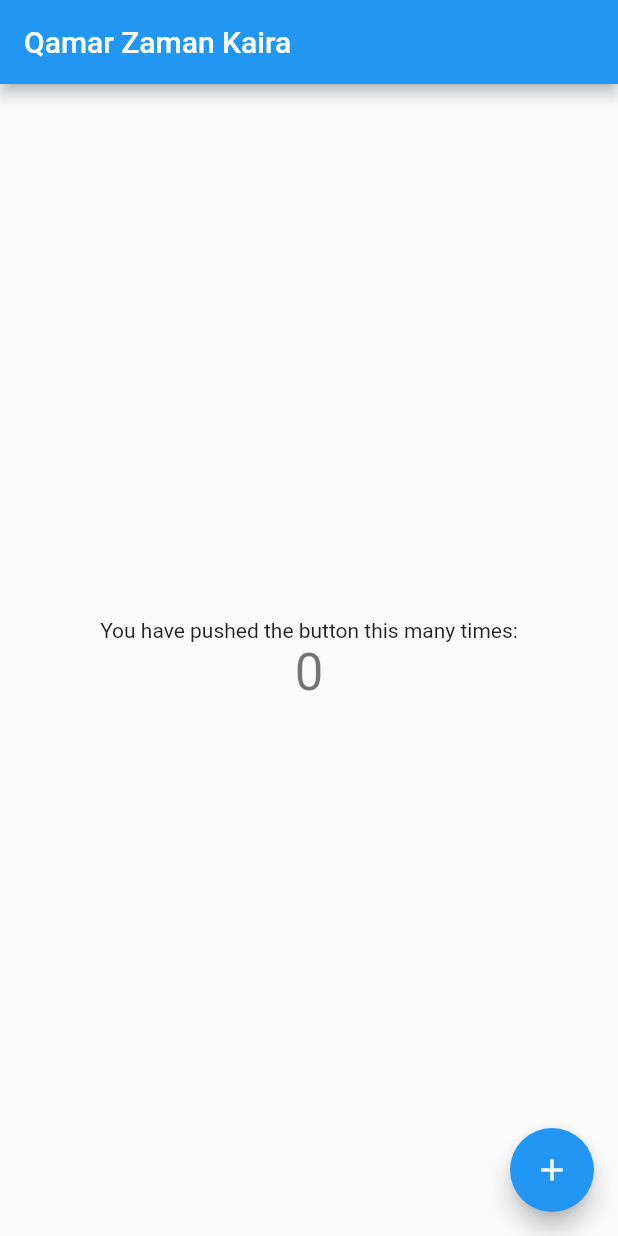
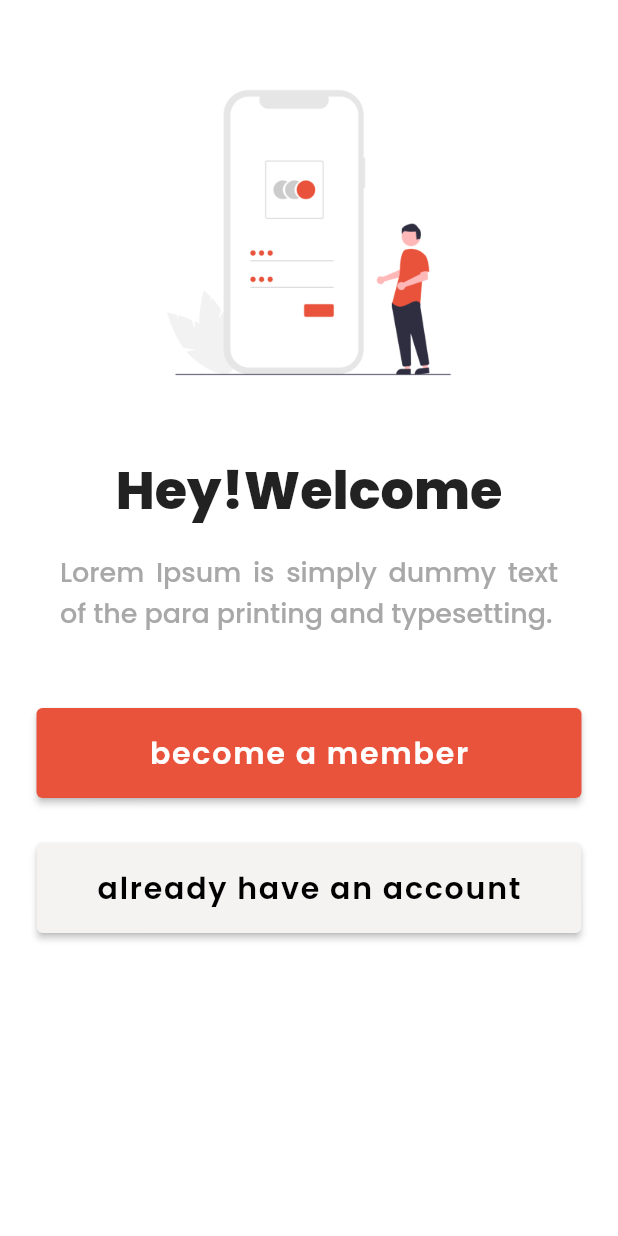
Before and after one commit to hadiarshad6767/politics, a Flutter app: the screen it shows after launch, on a phone screen of 412 x 824 dp. Run offline on Flutter 3.47's test engine with Material 2 defaults, Android fonts, the phone set to English and light mode, and no system bars; our stand-ins replace google_fonts.

```diff
--- a/lib/main.dart
+++ b/lib/main.dart
@@ -1,4 +1,5 @@
 import 'package:flutter/material.dart';
+import 'package:qamar_zaman_kaira/pages/splash.dart';
 
 void main() {
   runApp(const MyApp());
@@ -7,109 +8,16 @@ void main() {
 class MyApp extends StatelessWidget {
   const MyApp({Key? key}) : super(key: key);
 
-  // This widget is the root of your application.
   @override
   Widget build(BuildContext context) {
     return MaterialApp(
-      title: 'Qamar Zaman Kaira',
+      debugShowCheckedModeBanner: false,
+      title: 'Qamar Zaman Qaira',
       theme: ThemeData(
-        // This is the theme of your application.
-        //
-        // Try running your application with "flutter run". You'll see the
-        // application has a blue toolbar. Then, without quitting the app, try
-        // changing the primarySwatch below to Colors.green and then invoke
-        // "hot reload" (press "r" in the console where you ran "flutter run",
-        // or simply save your changes to "hot reload" in a Flutter IDE).
-        // Notice that the counter didn't reset back to zero; the application
-        // is not restarted.
-        primarySwatch: Colors.blue,
+        // ignore: use_full_hex_values_for_flutter_colors
+        primaryColor: const Color(0xFFFFbd4533),
       ),
-      home: const MyHomePage(title: 'Qamar Zaman Kaira'),
+      home: const SplashScreen(),
     );
   }
 }
-
-class MyHomePage extends StatefulWidget {
-  const MyHomePage({Key? key, required this.title}) : super(key: key);
-
-  // This widget is the home page of your application. It is stateful, meaning
-  // that it has a State object (defined below) that contains fields that affect
-  // how it looks.
-
-  // This class is the configuration for the state. It holds the values (in this
-  // case the title) provided by the parent (in this case the App widget) and
-  // used by the build method of the State. Fields in a Widget subclass are
-  // always marked "final".
-
-  final String title;
-
-  @override
-  State<MyHomePage> createState() => _MyHomePageState();
-}
-
-class _MyHomePageState extends State<MyHomePage> {
-  int _counter = 0;
-
-  void _incrementCounter() {
-    setState(() {
-      // This call to setState tells the Flutter framework that something has
-      // changed in this State, which causes it to rerun the build method below
-      // so that the display can reflect the updated values. If we changed
-      // _counter without calling setState(), then the build method would not be
-      // called again, and so nothing would appear to happen.
-      _counter++;
-    });
-  }
-
-  @override
-  Widget build(BuildContext context) {
-    // This method is rerun every time setState is called, for instance as done
-    // by the _incrementCounter method above.
-    //
-    // The Flutter framework has been optimized to make rerunning build methods
-    // fast, so that you can just rebuild anything that needs updating rather
-    // than having to individually change instances of widgets.
-    return Scaffold(
-      appBar: AppBar(
-        // Here we take the value from the MyHomePage object that was created by
-        // the App.build method, and use it to set our appbar title.
-        title: Text(widget.title),
-      ),
-      body: Center(
-        // Center is a layout widget. It takes a single child and positions it
-        // in the middle of the parent.
-        child: Column(
-          // Column is also a layout widget. It takes a list of children and
-          // arranges them vertically. By default, it sizes itself to fit its
-          // children horizontally, and tries to be as tall as its parent.
-          //
-          // Invoke "debug painting" (press "p" in the console, choose the
-          // "Toggle Debug Paint" action from the Flutter Inspector in Android
-          // Studio, or the "Toggle Debug Paint" command in Visual Studio Code)
-          // to see the wireframe for each widget.
-          //
-          // Column has various properties to control how it sizes itself and
-          // how it positions its children. Here we use mainAxisAlignment to
-          // center the children vertically; the main axis here is the vertical
-          // axis because Columns are vertical (the cross axis would be
-          // horizontal).
-          mainAxisAlignment: MainAxisAlignment.center,
-          children: <Widget>[
-            const Text(
-              'You have pushed the button this many times:',
-            ),
-            Text(
-              '$_counter',
-              style: Theme.of(context).textTheme.headline4,
-            ),
-          ],
-        ),
-      ),
-      floatingActionButton: FloatingActionButton(
-        onPressed: _incrementCounter,
-        tooltip: 'Increment',
-        child: const Icon(Icons.add),
-      ), // This trailing comma makes auto-formatting nicer for build methods.
-    );
-  }
-}
--- /dev/null
+++ b/lib/pages/member.dart
@@ -0,0 +1,119 @@
+// ignore_for_file: prefer_const_constructors, sort_child_properties_last
+
+import 'package:flutter/material.dart';
+import 'package:google_fonts/google_fonts.dart';
+import 'package:qamar_zaman_kaira/pages/Login.dart';
+import 'package:qamar_zaman_kaira/pages/signup.dart';
+
+class Member extends StatefulWidget {
+  const Member({Key? key}) : super(key: key);
+
+  @override
+  State<Member> createState() => _MemberState();
+}
+
+class _MemberState extends State<Member> {
+  final style = TextStyle(fontSize: 40, fontWeight: FontWeight.bold);
+  @override
+  Widget build(BuildContext context) {
+    return Container(
+      decoration: const BoxDecoration(
+          gradient: LinearGradient(
+              begin: Alignment.topLeft,
+              end: Alignment.bottomRight,
+              colors: [
+            Color.fromARGB(255, 255, 255, 255),
+            Color.fromARGB(255, 255, 255, 255)
+          ])),
+      child: Scaffold(
+        backgroundColor: Colors.transparent,
+        body: Center(
+          child: Column(
+    mainAxisAlignment: MainAxisAlignment.start,
+    children: [
+      SizedBox(
+        height: 30,
+      ),
+      Image.asset(
+        'assets/images/login_image.png',
+        height: 250,
+        width: 250,
+      ),
+      SizedBox(
+        height: 20,
+      ),
+      Text('Hey!Welcome',
+          style: GoogleFonts.poppins(
+            textStyle: style,
+            fontSize: 35,
+            fontWeight: FontWeight.w800,
+          )),
+      SizedBox(
+        height: 15,
+      ),
+      Padding(
+        padding: const EdgeInsets.fromLTRB(40, 0, 40, 0),
+        child: Text(
+          textAlign: TextAlign.justify,
+          'Lorem Ipsum is simply dummy text of the para printing and typesetting.',
+          style: GoogleFonts.poppins(
+            textStyle: style,
+            fontSize: 18,
+            color: Color.fromARGB(255, 168, 168, 168),
+            fontWeight: FontWeight.w500,
+          ),
+        ),
+      ),
+      SizedBox(
+        height: 50,
+      ),
+      ElevatedButton(
+          child: Text(
+            'become a member',
+            style: GoogleFonts.poppins(
+              textStyle: style,
+              fontSize: 20,
+              fontWeight: FontWeight.w600,
+              letterSpacing: 1.2,
+            ),
+          ),
+          onPressed: () {
+             Navigator.push(context, MaterialPageRoute(builder: (context) => SignUp(),));
+          },
+          style: ElevatedButton.styleFrom(
+            primary: Color(0xFFe9533c),
+            padding: EdgeInsets.symmetric(horizontal: 75, vertical: 15),
+          )),
+      SizedBox(
+        height: 30,
+      ),
+      ElevatedButton(
+          child: Text(
+            'already have an account',
+            style: GoogleFonts.poppins(
+              textStyle: style,
+              fontSize: 20,
+              fontWeight: FontWeight.w600,
+              letterSpacing: 1.2,
+              color: Colors.black,
+            ),
+          ),
+          onPressed: () {
+            Navigator.push(context, MaterialPageRoute(builder: (context) => Login(),));
+          },
+          style: ElevatedButton.styleFrom(
+            primary: Color.fromARGB(255, 245, 242, 242),
+            padding: EdgeInsets.symmetric(horizontal: 40, vertical: 15),
+          )),
+    ],
+  )
+        ),
+      ),
+    );
+  }
+}
+
+// Widget _getimage() {
+//   var style;
+//   return
+// }
```
Also changed, not shown: lib/pages/Login.dart (added, +336 -0 lines), lib/pages/button.dart (added, +32 -0 lines), lib/pages/forgotpassword.dart (added, +16 -0 lines), lib/pages/signup.dart (added, +16 -0 lines), lib/pages/splash.dart (added, +60 -0 lines), lib/theme.dart (added, +22 -0 lines), pubspec.yaml (+7 -6 lines), assets/images/k.png (added), assets/images/login_image.png (added), assets/images/undraw_Mobile_login_re_9ntv.png (added), pubspec.lock, 37 other files.
